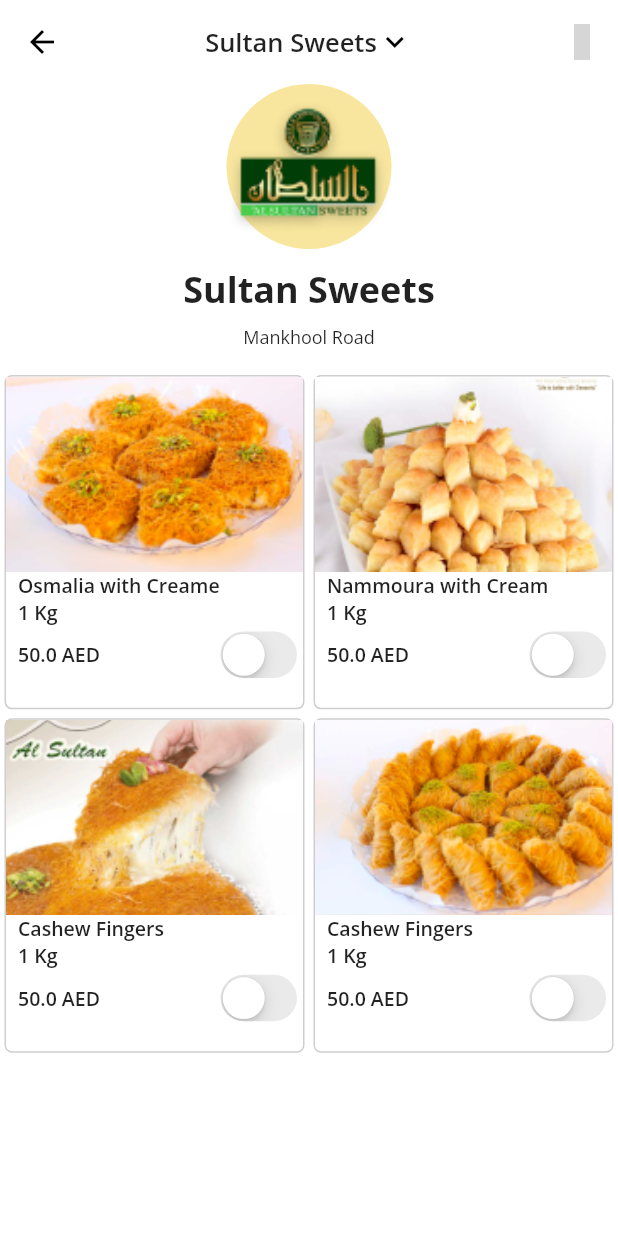
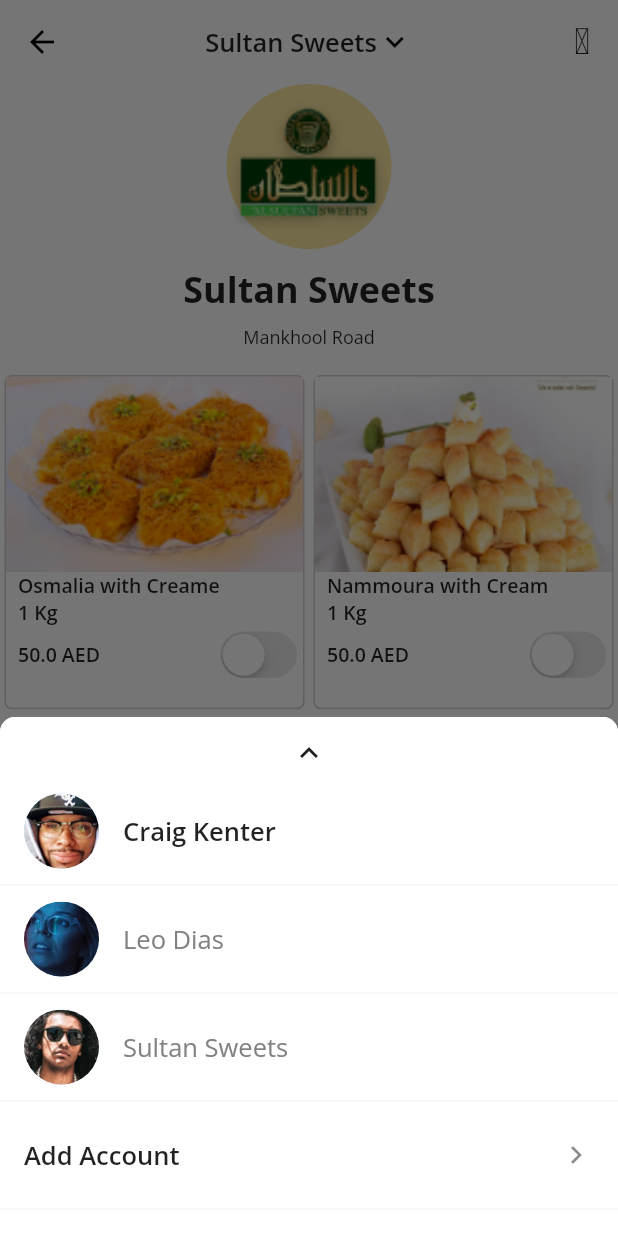
Before and after one commit to IamAKX/localhub, a Flutter app: the BusinessHome screen opened directly, after a tap on the "keyboard arrow down" icon, on a phone screen of 412 x 824 dp. Run offline on Flutter 3.47's test engine with Material 2 defaults, Android fonts, the phone set to English and light mode, and no system bars; our stand-ins replace badges, chips_choice, country_code_picker, flutter_rating_bar, google_fonts, image_picker and 4 more; missing offline and left inert: flutter_spinning_wheel; grey boxes are pictures that could not be loaded.

Commit message:
Business Add account

```diff
--- a/lib/screen/business/home/home.dart
+++ b/lib/screen/business/home/home.dart
@@ -31,7 +31,9 @@
               ),
             ),
             InkWell(
-              onTap: () {},
+              onTap: () {
+                showAccountsBottomSheet(context);
+              },
               child: Icon(Icons.keyboard_arrow_down_outlined),
             )
           ],
@@ -168,4 +170,110 @@
       ),
     );
   }
+
+  void showAccountsBottomSheet(BuildContext context) {
+    showModalBottomSheet(
+        context: context,
+        isScrollControlled: true,
+        shape: RoundedRectangleBorder(
+          borderRadius: BorderRadius.circular(10.0),
+        ),
+        builder: (builder) {
+          return Wrap(
+            children: [
+              new Container(
+                width: double.infinity,
+                decoration: new BoxDecoration(
+                  color: Colors.white,
+                  borderRadius: new BorderRadius.only(
+                    topLeft: const Radius.circular(10.0),
+                    topRight: const Radius.circular(10.0),
+                  ),
+                ),
+                child: Column(
+                  crossAxisAlignment: CrossAxisAlignment.center,
+                  children: [
+                    IconButton(
+                      icon: Icon(Icons.keyboard_arrow_up_outlined),
+                      onPressed: () {
+                        Navigator.of(context).pop();
+                      },
+                    ),
+                    ListTile(
+                      leading: CircleAvatar(
+                        radius: 25,
+                        backgroundImage:
+                            AssetImage('assets/images/user_dummy_1.png'),
+                      ),
+                      title: Text(
+                        'Craig Kenter',
+                        style: GoogleFonts.openSans(
+                          fontWeight: FontWeight.w600,
+                          fontSize: 17,
+                        ),
+                      ),
+                    ),
+                    Divider(
+                      color: BORDER_GREY,
+                    ),
+                    ListTile(
+                      leading: CircleAvatar(
+                        radius: 25,
+                        backgroundImage:
+                            AssetImage('assets/images/user_dummy_2.png'),
+                      ),
+                      title: Text(
+                        'Leo Dias',
+                        style: GoogleFonts.openSans(
+                          fontWeight: FontWeight.w400,
+                          fontSize: 17,
+                          color: HINT_COLOR,
+                        ),
+                      ),
+                    ),
+                    Divider(
+                      color: BORDER_GREY,
+                    ),
+                    ListTile(
+                      leading: CircleAvatar(
+                        radius: 25,
+                        backgroundImage:
+                            AssetImage('assets/images/user_dummy_3.png'),
+                      ),
+                      title: Text(
+                        'Sultan Sweets',
+                        style: GoogleFonts.openSans(
+                          fontWeight: FontWeight.w400,
+                          fontSize: 17,
+                          color: HINT_COLOR,
+                        ),
+                      ),
+                    ),
+                    Divider(
+                      color: BORDER_GREY,
+                    ),
+                    ListTile(
+                      onTap: () {},
+                      trailing: Icon(Icons.chevron_right),
+                      title: Text(
+                        'Add Account',
+                        style: GoogleFonts.openSans(
+                          fontWeight: FontWeight.w600,
+                          fontSize: 17,
+                        ),
+                      ),
+                    ),
+                    Divider(
+                      color: BORDER_GREY,
+                    ),
+                    SizedBox(
+                      height: 10,
+                    ),
+                  ],
+                ),
+              ),
+            ],
+          );
+        });
+  }
 }
--- a/lib/screen/business/settings/business_my_profile.dart
+++ b/lib/screen/business/settings/business_my_profile.dart
@@ -85,11 +85,6 @@
             SizedBox(
               height: 10,
             ),
-            buildBorderedInputFieldByType(
-                'Date of Birth', TextInputType.datetime, null),
-            SizedBox(
-              height: 10,
-            ),
             buildBorderedInputFieldByType('Address', TextInputType.text, null),
             SizedBox(
               height: 10,
```
